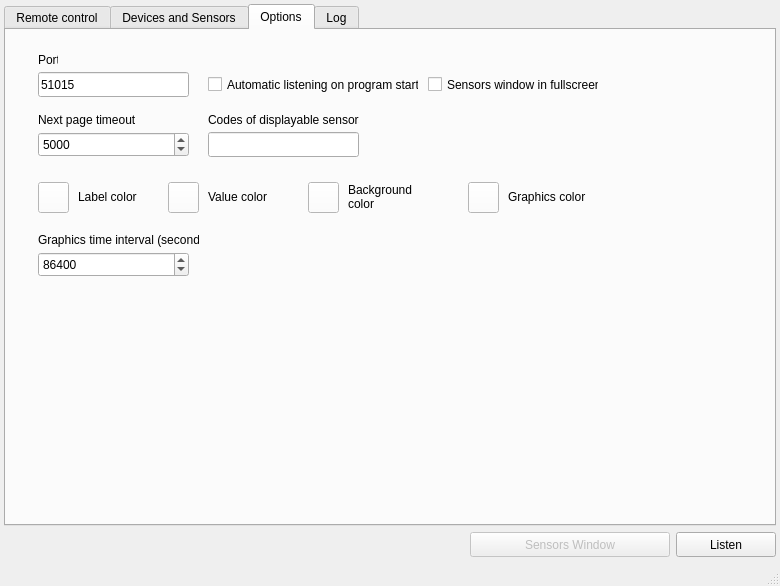
Before: the Qt Designer form CStation/mainwindow.ui in Pvg08/ESP_CStation, drawn with Qt 5.
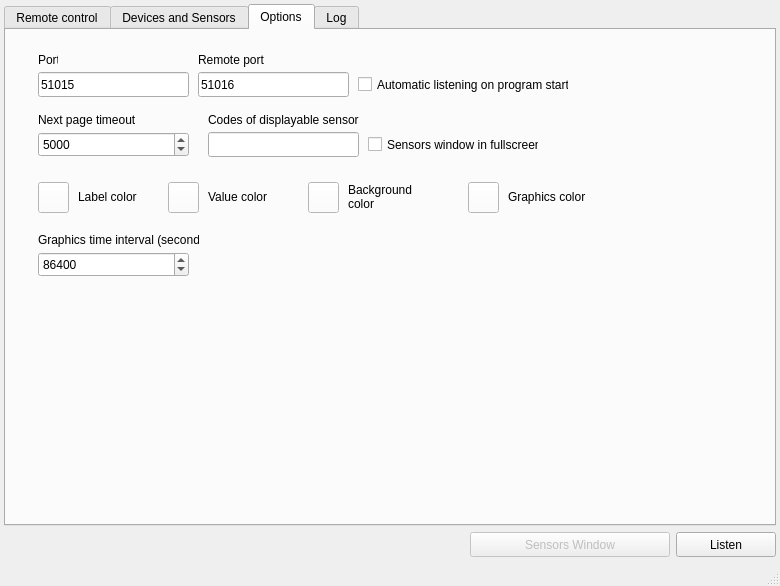
After: the same form once the commit is applied. The open tabs and pages were chosen to show the change.

Patch:
```diff
--- a/CStation/mainwindow.ui
+++ b/CStation/mainwindow.ui
@@ -1055,7 +1055,7 @@
              <widget class="QCheckBox" name="checkBox_autostart">
               <property name="geometry">
                <rect>
-                <x>180</x>
+                <x>330</x>
                 <y>20</y>
                 <width>211</width>
                 <height>25</height>
@@ -1080,8 +1080,8 @@
              <widget class="QCheckBox" name="checkBox_fullscreen">
               <property name="geometry">
                <rect>
-                <x>400</x>
-                <y>20</y>
+                <x>340</x>
+                <y>80</y>
                 <width>171</width>
                 <height>25</height>
                </rect>
@@ -3007,6 +3007,44 @@
                <string>Graphics time interval (seconds)</string>
               </property>
              </widget>
+             <widget class="QLabel" name="label_20">
+              <property name="geometry">
+               <rect>
+                <x>170</x>
+                <y>0</y>
+                <width>131</width>
+                <height>16</height>
+               </rect>
+              </property>
+              <property name="text">
+               <string>Remote port</string>
+              </property>
+             </widget>
+             <widget class="QLineEdit" name="lineEdit_remote_port">
+              <property name="geometry">
+               <rect>
+                <x>170</x>
+                <y>20</y>
+                <width>151</width>
+                <height>25</height>
+               </rect>
+              </property>
+              <property name="minimumSize">
+               <size>
+                <width>0</width>
+                <height>25</height>
+               </size>
+              </property>
+              <property name="maximumSize">
+               <size>
+                <width>16777215</width>
+                <height>25</height>
+               </size>
+              </property>
+              <property name="text">
+               <string>51016</string>
+              </property>
+             </widget>
             </widget>
            </item>
            <item>
```
